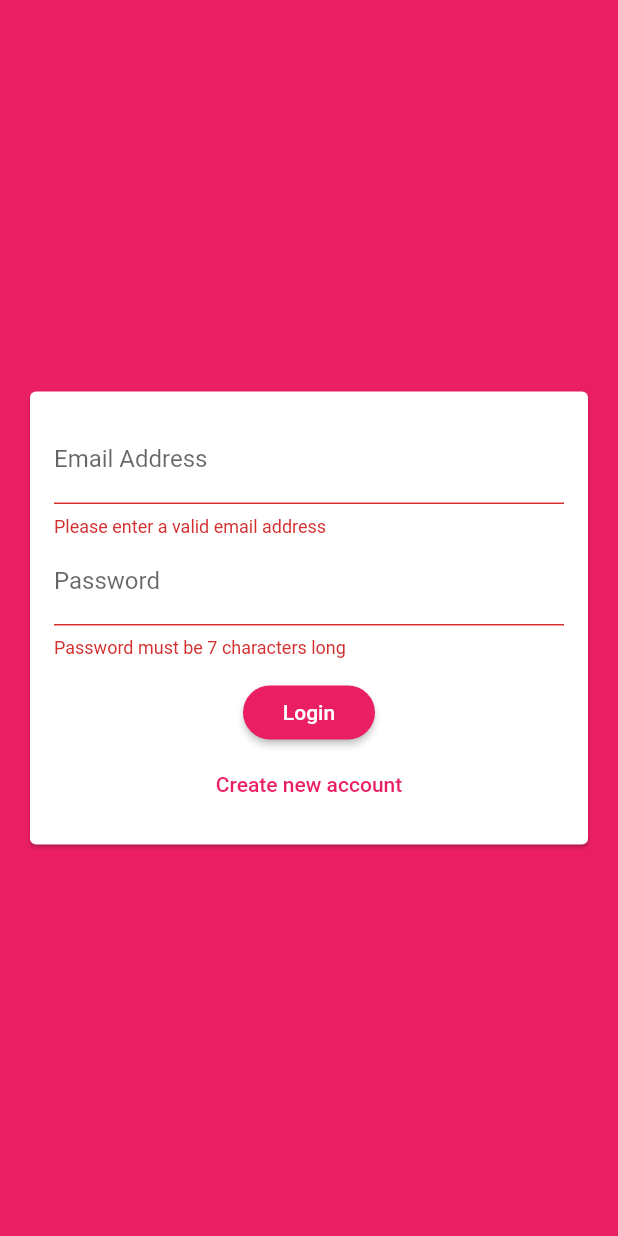
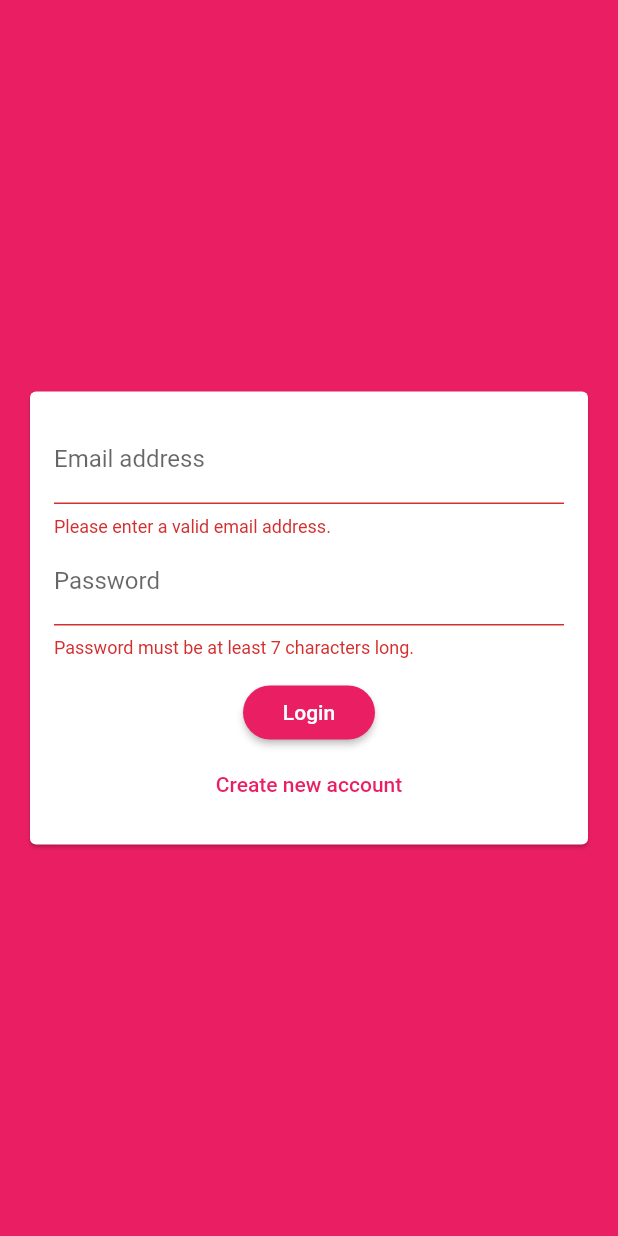
Before and after one commit to SahilSuvarna1023/flutter_chatApp, a Flutter app: the screen it shows after launch, after a tap on "Login", on a phone screen of 412 x 824 dp. Run offline on Flutter 3.47's test engine with Material 2 defaults, Android fonts, the phone set to English and light mode, and no system bars; our stand-ins replace cloud_firestore, firebase_auth; accounts and stored records are empty.

Commit message:
auth complete

```diff
--- a/lib/main.dart
+++ b/lib/main.dart
@@ -1,6 +1,7 @@
 import 'package:chatApp2/screens/auth_screen.dart';
 import 'package:chatApp2/screens/chat_screen.dart';
 import 'package:flutter/material.dart';
+import 'package:firebase_auth/firebase_auth.dart';
 
 void main() {
   runApp(MyApp());
@@ -24,7 +25,14 @@ class MyApp extends StatelessWidget {
               shape: RoundedRectangleBorder(
                   borderRadius: BorderRadius.circular(20))),
         ),
-      home: AuthScreen(),
-    );
+        home: StreamBuilder(
+          stream: FirebaseAuth.instance.onAuthStateChanged,
+          builder: (ctx, userSnapshot) {
+            if (userSnapshot.hasData) {
+              return ChatScreen();
+            }
+            return AuthScreen();
+          },
+        ));
   }
 }
--- a/lib/widgets/auth/auth_form.dart
+++ b/lib/widgets/auth/auth_form.dart
@@ -1,13 +1,18 @@
 import 'package:flutter/material.dart';
 
 class AuthForm extends StatefulWidget {
-  AuthForm(this.submitFn);
+  AuthForm(
+    this.submitFn,
+    this.isLoading,
+  );
 
+  final bool isLoading;
   final void Function(
     String email,
     String password,
-    String username,
+    String userName,
     bool isLogin,
+    BuildContext ctx,
   ) submitFn;
 
   @override
@@ -27,12 +32,8 @@ class _AuthFormState extends State<AuthForm> {
 
     if (isValid) {
       _formKey.currentState.save();
-      widget.submitFn(
-        _userEmail,
-        _userName,
-        _userPassword,
-        _isLogin,
-      );
+      widget.submitFn(_userEmail.trim(), _userPassword.trim(), _userName.trim(),
+          _isLogin, context);
     }
   }
 
@@ -48,17 +49,19 @@ class _AuthFormState extends State<AuthForm> {
               key: _formKey,
               child: Column(
                 mainAxisSize: MainAxisSize.min,
-                  children: [
+                children: <Widget>[
                   TextFormField(
                     key: ValueKey('email'),
                     validator: (value) {
                       if (value.isEmpty || !value.contains('@')) {
-                          return 'Please enter a valid email address';
+                        return 'Please enter a valid email address.';
                       }
                       return null;
                     },
                     keyboardType: TextInputType.emailAddress,
-                      decoration: InputDecoration(labelText: 'Email Address'),
+                    decoration: InputDecoration(
+                      labelText: 'Email address',
+                    ),
                     onSaved: (value) {
                       _userEmail = value;
                     },
@@ -68,7 +71,7 @@ class _AuthFormState extends State<AuthForm> {
                       key: ValueKey('username'),
                       validator: (value) {
                         if (value.isEmpty || value.length < 4) {
-                            return 'Please enter atleast 4 characters';
+                          return 'Please enter at least 4 characters';
                         }
                         return null;
                       },
@@ -81,7 +84,7 @@ class _AuthFormState extends State<AuthForm> {
                     key: ValueKey('password'),
                     validator: (value) {
                       if (value.isEmpty || value.length < 7) {
-                          return 'Password must be 7 characters long';
+                        return 'Password must be at least 7 characters long.';
                       }
                       return null;
                     },
@@ -92,23 +95,27 @@ class _AuthFormState extends State<AuthForm> {
                     },
                   ),
                   SizedBox(height: 12),
+                  if (widget.isLoading) CircularProgressIndicator(),
+                  if (!widget.isLoading)
                     RaisedButton(
-                      child: Text(_isLogin ? 'Login' : 'SignUp'),
+                      child: Text(_isLogin ? 'Login' : 'Signup'),
                       onPressed: _trySubmit,
                     ),
+                  if (!widget.isLoading)
                     FlatButton(
                       textColor: Theme.of(context).primaryColor,
+                      child: Text(_isLogin
+                          ? 'Create new account'
+                          : 'I already have an account'),
                       onPressed: () {
                         setState(() {
                           _isLogin = !_isLogin;
                         });
                       },
-                      child: Text(_isLogin
-                          ? 'Create new account'
-                          : 'I already have an account'),
+                    )
+                ],
               ),
-                  ],
-                )),
+            ),
           ),
         ),
       ),
```
Also changed, not shown: lib/screens/auth_screen.dart (+62 -3 lines), lib/screens/chat_screen.dart (+29 -0 lines). Lines whose indentation alone changed are shown as unchanged.
